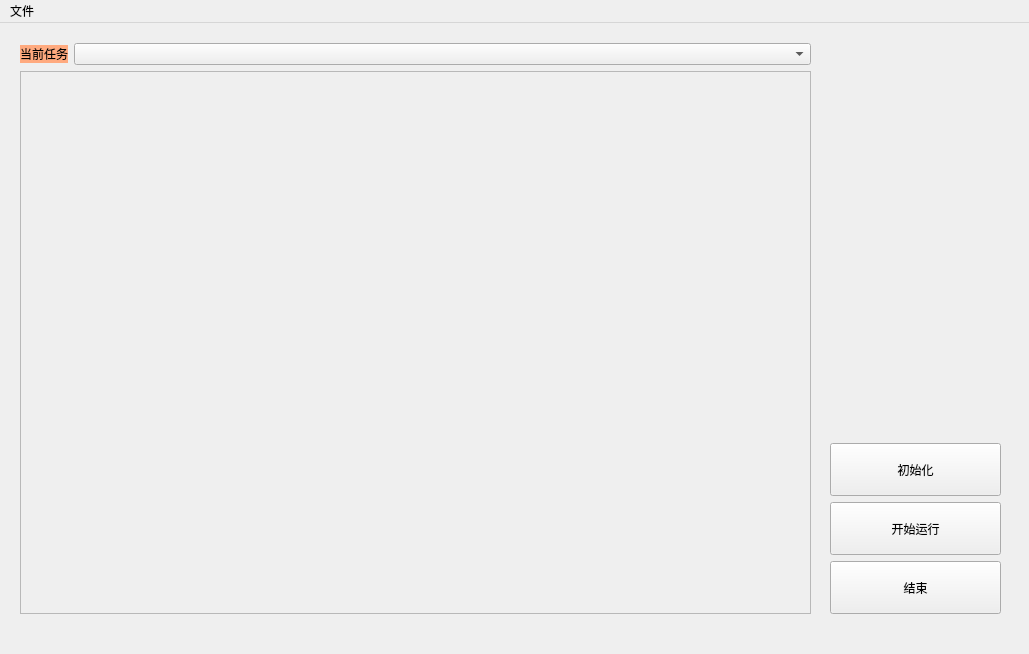
Old version of the form Project001_ShakeAndCount/mainWindows.ui in the repository MasoninTJ/PythonProject.
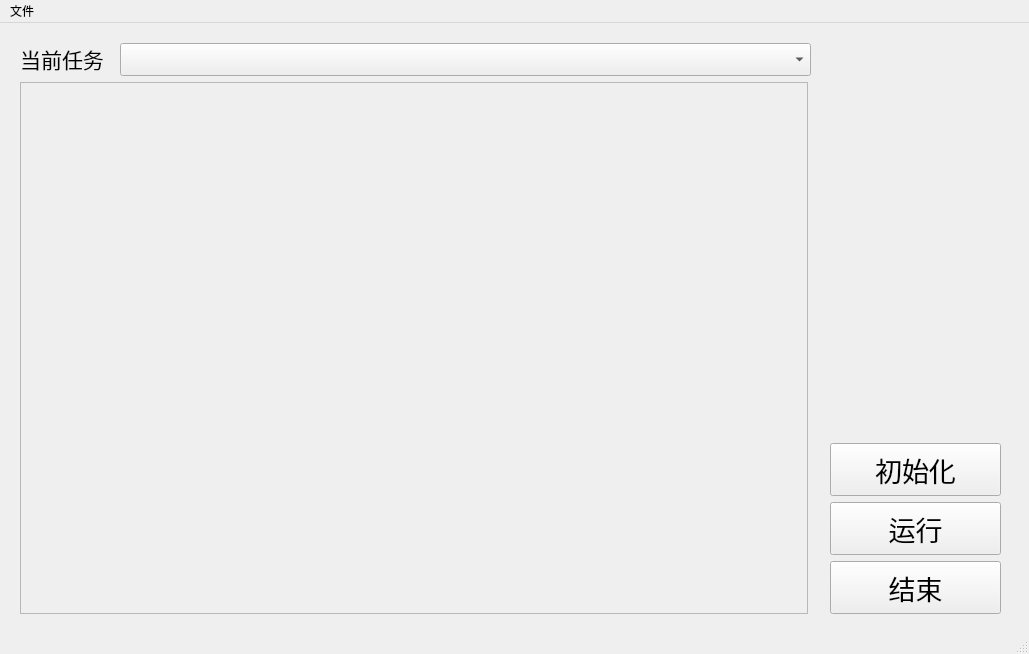
New version of the form. Icons and pictures are not drawn.

The edit to the form file:
```diff
--- a/Project001_ShakeAndCount/mainWindows.ui
+++ b/Project001_ShakeAndCount/mainWindows.ui
@@ -10,11 +10,17 @@
     <height>654</height>
    </rect>
   </property>
+  <property name="sizePolicy">
+   <sizepolicy hsizetype="Fixed" vsizetype="Fixed">
+    <horstretch>0</horstretch>
+    <verstretch>0</verstretch>
+   </sizepolicy>
+  </property>
   <property name="windowTitle">
    <string>MainWindow</string>
   </property>
   <widget class="QWidget" name="centralwidget">
-   <widget class="QWidget" name="">
+   <widget class="QWidget" name="layoutWidget">
     <property name="geometry">
      <rect>
       <x>830</x>
@@ -32,6 +38,17 @@
          <verstretch>0</verstretch>
         </sizepolicy>
        </property>
+       <property name="font">
+        <font>
+         <family>微软雅黑</family>
+         <pointsize>20</pointsize>
+         <weight>50</weight>
+         <bold>false</bold>
+        </font>
+       </property>
+       <property name="cursor">
+        <cursorShape>PointingHandCursor</cursorShape>
+       </property>
        <property name="text">
         <string>初始化</string>
        </property>
@@ -45,8 +62,17 @@
          <verstretch>0</verstretch>
         </sizepolicy>
        </property>
+       <property name="font">
+        <font>
+         <family>微软雅黑</family>
+         <pointsize>20</pointsize>
+        </font>
+       </property>
+       <property name="cursor">
+        <cursorShape>PointingHandCursor</cursorShape>
+       </property>
        <property name="text">
-        <string>开始运行</string>
+        <string>运行</string>
        </property>
       </widget>
      </item>
@@ -58,6 +84,15 @@
          <verstretch>0</verstretch>
         </sizepolicy>
        </property>
+       <property name="font">
+        <font>
+         <family>微软雅黑</family>
+         <pointsize>20</pointsize>
+        </font>
+       </property>
+       <property name="cursor">
+        <cursorShape>PointingHandCursor</cursorShape>
+       </property>
        <property name="text">
         <string>结束</string>
        </property>
@@ -65,7 +100,7 @@
      </item>
     </layout>
    </widget>
-   <widget class="QWidget" name="">
+   <widget class="QWidget" name="layoutWidget">
     <property name="geometry">
      <rect>
       <x>20</x>
@@ -85,12 +120,17 @@
            <verstretch>0</verstretch>
           </sizepolicy>
          </property>
+         <property name="font">
+          <font>
+           <family>微软雅黑</family>
+           <pointsize>16</pointsize>
+          </font>
+         </property>
          <property name="cursor">
           <cursorShape>OpenHandCursor</cursorShape>
          </property>
          <property name="styleSheet">
-          <string notr="true">font: 16pt &quot;微软雅黑&quot;;
-background-color: rgb(255, 170, 127);</string>
+          <string notr="true"/>
          </property>
          <property name="text">
           <string>当前任务</string>
@@ -100,6 +140,19 @@
          </property>
         </widget>
        </item>
+       <item>
+        <spacer name="horizontalSpacer_2">
+         <property name="orientation">
+          <enum>Qt::Horizontal</enum>
+         </property>
+         <property name="sizeHint" stdset="0">
+          <size>
+           <width>10</width>
+           <height>20</height>
+          </size>
+         </property>
+        </spacer>
+       </item>
        <item>
         <widget class="QComboBox" name="combox_task">
          <property name="sizePolicy">
@@ -115,11 +168,23 @@
      <item>
       <widget class="QFrame" name="frame">
        <property name="sizePolicy">
-        <sizepolicy hsizetype="Preferred" vsizetype="Expanding">
+        <sizepolicy hsizetype="Fixed" vsizetype="Fixed">
          <horstretch>0</horstretch>
          <verstretch>0</verstretch>
         </sizepolicy>
        </property>
+       <property name="minimumSize">
+        <size>
+         <width>788</width>
+         <height>532</height>
+        </size>
+       </property>
+       <property name="maximumSize">
+        <size>
+         <width>788</width>
+         <height>532</height>
+        </size>
+       </property>
        <property name="frameShape">
         <enum>QFrame::StyledPanel</enum>
        </property>
@@ -177,6 +242,7 @@
    </widget>
    <addaction name="menu"/>
   </widget>
+  <widget class="QStatusBar" name="statusBar"/>
   <action name="actionNew">
    <property name="text">
     <string>New</string>
```
Left out of the diff: 16 changed lines with no effect on the pictures.
